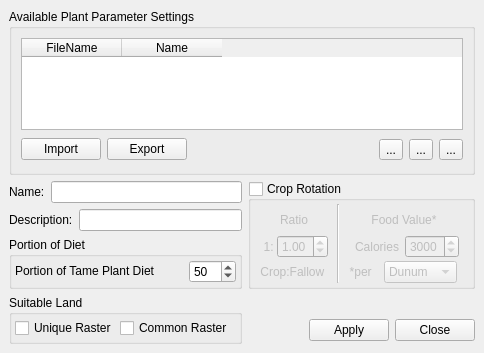
Qt form src/ui/laplantparametermanagerbase.ui (arkygeek/landuseanalyst) before a commit.
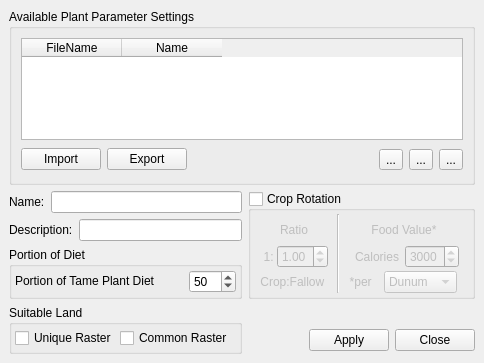
The same form after that commit. Icons and pictures are not drawn.

Commit message: committing the ui files now.  deleted unneeded ones here as well

What changed in the file:
```diff
--- a/src/ui/laplantparametermanagerbase.ui
+++ b/src/ui/laplantparametermanagerbase.ui
@@ -6,7 +6,7 @@
     <x>0</x>
     <y>0</y>
     <width>484</width>
-    <height>353</height>
+    <height>363</height>
    </rect>
   </property>
   <property name="minimumSize" >
```
Left out of the diff: 12 changed lines with no effect on the pictures. The commit also changes 4 other files.
